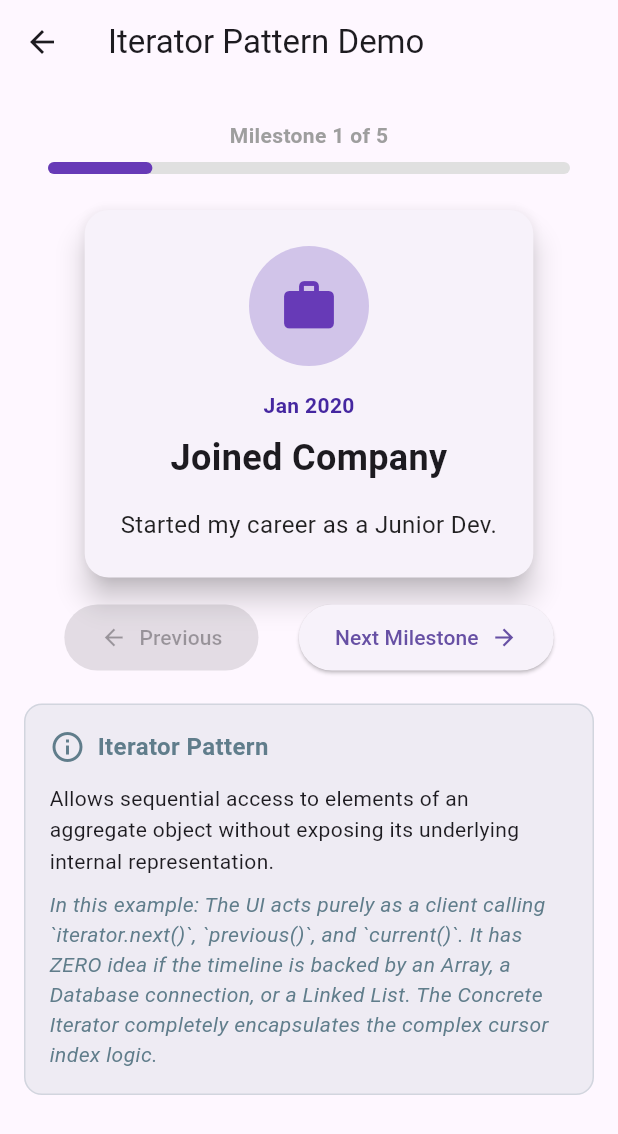
After one commit to abdalrhman7/design-patterns-by-example-dart-flutter, a Flutter app: the IteratorTimelineScreen screen opened directly, on a phone screen of 412 x 824 dp. The commit adds this screen. Shown: the top 1134 px of the screen. Run offline on Flutter 3.47's test engine with Material 3 defaults, Android fonts, the phone set to English and light mode, and no system bars.

Commit message:
Added Iterator flutter example

```diff
--- /dev/null
+++ b/lib/behavioral/iterator/flutter_examples/timeline_stepper/timeline_iterator.dart
@@ -0,0 +1,113 @@
+import 'package:flutter/material.dart';
+
+// -------------------------------------------------------------
+// 🔹 Iterator Pattern: UI Flutter Example (Pagination/Timeline)
+// -------------------------------------------------------------
+
+/// 🔹 1. Collection Interface
+/// Defines how a client can get an iterator for this collection.
+abstract class TimelineCollection {
+  TimelineIterator createIterator();
+}
+
+/// 🔹 2. Iterator Interface
+/// Defines the standardized methods to traverse the timeline.
+/// We use a Bidirectional approach suitable for UIs (Next/Prev/Current)
+abstract class TimelineIterator {
+  bool hasNext();
+  bool hasPrevious();
+
+  /// Moves cursor forward and returns the new item.
+  TimelinePost next();
+
+  /// Moves cursor backward and returns the new item.
+  TimelinePost previous();
+
+  /// Reads the current item without moving the cursor.
+  /// (Perfect for UI initial states, removing hacky workarounds).
+  TimelinePost current();
+
+  // UI Helpers (optional, but practical for Flutter progress bars)
+  int currentIndex();
+  int totalCount();
+}
+
+/// 🔹 The Data Model
+class TimelinePost {
+  final String date;
+  final String title;
+  final String content;
+  final IconData icon;
+
+  TimelinePost(this.date, this.title, this.content, this.icon);
+}
+
+/// 🔹 3. Concrete Collection
+/// Focuses purely on storing data, hiding its structure (List) from clients.
+class UserTimeline implements TimelineCollection {
+  // 🔹 Encapsulated data structure (could easily be a DB result or a Graph)
+  final List<TimelinePost> _posts = [
+    TimelinePost('Jan 2020', 'Joined Company', 'Started my career as a Junior Dev.', Icons.work),
+    TimelinePost('Mar 2021', 'First Big Release', 'Deployed the new payment gateway.', Icons.rocket_launch),
+    TimelinePost('Sep 2022', 'Promoted', 'Became a Mid-level Software Engineer.', Icons.star),
+    TimelinePost('Dec 2023', 'Led a Project', 'Architected the rewrite of the core app.', Icons.architecture),
+    TimelinePost('Present', 'Tech Lead', 'Currently leading the mobile team.', Icons.group),
+  ];
+
+  @override
+  TimelineIterator createIterator() {
+    return _LinearTimelineIterator(_posts);
+  }
+}
+
+/// 🔹 4. Concrete Iterator
+/// Takes the responsibility of traversal algorithms and maintaining the cursor.
+class _LinearTimelineIterator implements TimelineIterator {
+  final List<TimelinePost> _collection;
+
+  // 🔹 The Iterator tracks its own state, completely decoupled from the UI
+  int _currentIndex = 0;
+
+  _LinearTimelineIterator(this._collection);
+
+  // Checks if we can safely move forward
+  @override
+  bool hasNext() => _currentIndex < _collection.length - 1;
+
+  // Checks if we can safely move backward
+  @override
+  bool hasPrevious() => _currentIndex > 0;
+
+  // Views current element without side-effects
+  @override
+  TimelinePost current() {
+    if (_collection.isEmpty) {
+      throw StateError("The timeline collection is empty.");
+    }
+    return _collection[_currentIndex];
+  }
+
+  // Advances internal state and returns the result safely
+  @override
+  TimelinePost next() {
+    if (hasNext()) {
+      _currentIndex++;
+    }
+    return current();
+  }
+
+  // Reverses internal state and returns the result safely
+  @override
+  TimelinePost previous() {
+    if (hasPrevious()) {
+      _currentIndex--;
+    }
+    return current();
+  }
+
+  @override
+  int currentIndex() => _currentIndex;
+
+  @override
+  int totalCount() => _collection.length;
+}
--- /dev/null
+++ b/lib/behavioral/iterator/flutter_examples/timeline_stepper/ui/timeline_iterator_screen.dart
@@ -0,0 +1,186 @@
+import 'package:flutter/material.dart';
+import 'package:design_patterns_flutter/behavioral/iterator/flutter_examples/timeline_stepper/timeline_iterator.dart';
+import 'package:design_patterns_flutter/core/widgets/pattern_definition_card.dart';
+
+class IteratorTimelineScreen extends StatefulWidget {
+  const IteratorTimelineScreen({super.key});
+
+  @override
+  State<IteratorTimelineScreen> createState() => _IteratorTimelineScreenState();
+}
+
+class _IteratorTimelineScreenState extends State<IteratorTimelineScreen> {
+  // 🔹 The UI only talks to the Collection Interface, never the concrete List.
+  final TimelineCollection _collection = UserTimeline();
+
+  // 🔹 The Iterator instance maintains the cursor and handles logic.
+  late TimelineIterator _iterator;
+
+  @override
+  void initState() {
+    super.initState();
+    // 🔹 1. We ask the collection for its iterator.
+    _iterator = _collection.createIterator();
+    // The UI handles no index/cursor logic; it's completely abstracted.
+  }
+
+  void _goNext() {
+    // 🔹 2. UI asks the iterator if it's safe to traverse.
+    if (_iterator.hasNext()) {
+      setState(() {
+        // 🔹 3. Iterator handles standardizing the traversal internally.
+        _iterator.next();
+      });
+    }
+  }
+
+  void _goPrevious() {
+    if (_iterator.hasPrevious()) {
+      setState(() {
+        _iterator.previous();
+      });
+    }
+  }
+
+  @override
+  Widget build(BuildContext context) {
+    // 🔹 Read the currently focused item from the iterator cleanly.
+    final currentPost = _iterator.current();
+
+    return Scaffold(
+      appBar: AppBar(title: const Text('Iterator Pattern Demo')),
+      body: SingleChildScrollView(
+        child: Column(
+          children: [
+            const SizedBox(height: 24),
+            _buildProgressIndicator(),
+            const SizedBox(height: 24),
+
+            // The Main Display Area
+               _buildPostCard(currentPost),
+
+            // The Navigation Controls
+            _buildControls(),
+
+            const Padding(
+              padding: EdgeInsets.only(left : 16 , right : 16 , bottom: 16 ),
+              child: PatternDefinitionCard(
+                title: 'Iterator Pattern',
+                description: 'Allows sequential access to elements of an aggregate object without exposing its underlying internal representation.',
+                exampleContext: 'The UI acts purely as a client calling `iterator.next()`, `previous()`, and `current()`. It has ZERO idea if the timeline is backed by an Array, a Database connection, or a Linked List. The Concrete Iterator completely encapsulates the complex cursor index logic.',
+              ),
+            ),
+          ],
+        ),
+      ),
+    );
+  }
+
+  Widget _buildProgressIndicator() {
+    return Padding(
+      padding: const EdgeInsets.symmetric(horizontal: 32),
+      child: Column(
+        children: [
+          Text(
+            'Milestone ${_iterator.currentIndex() + 1} of ${_iterator.totalCount()}',
+            style: const TextStyle(fontWeight: FontWeight.bold, color: Colors.grey),
+          ),
+          const SizedBox(height: 8),
+          LinearProgressIndicator(
+            value: (_iterator.currentIndex() + 1) / _iterator.totalCount(),
+            backgroundColor: Colors.grey[300],
+            color: Colors.deepPurple,
+            minHeight: 8,
+            borderRadius: BorderRadius.circular(4),
+          ),
+        ],
+      ),
+    );
+  }
+
+  Widget _buildPostCard(TimelinePost post) {
+    return AnimatedSwitcher(
+      duration: const Duration(milliseconds: 300),
+      transitionBuilder: (Widget child, Animation<double> animation) {
+        return SlideTransition(
+          position: Tween<Offset>(
+            begin: const Offset(1.0, 0.0),
+            end: Offset.zero,
+          ).animate(animation),
+          child: FadeTransition(opacity: animation, child: child),
+        );
+      },
+      child: Card(
+        // Key bound to Iterator's state tells Flutter when to trigger animations
+        key: ValueKey<int>(_iterator.currentIndex()),
+        margin: const EdgeInsets.symmetric(horizontal: 24),
+        elevation: 8,
+        shape: RoundedRectangleBorder(borderRadius: BorderRadius.circular(16)),
+        child: Padding(
+          padding: const EdgeInsets.all(24),
+          child: Column(
+            mainAxisSize: MainAxisSize.min,
+            mainAxisAlignment: MainAxisAlignment.center,
+            children: [
+              CircleAvatar(
+                radius: 40,
+                backgroundColor: Colors.deepPurple[100],
+                child: Icon(post.icon, size: 40, color: Colors.deepPurple),
+              ),
+              const SizedBox(height: 16),
+              Text(
+                post.date,
+                style: TextStyle(color: Colors.deepPurple[800], fontWeight: FontWeight.bold),
+              ),
+              const SizedBox(height: 8),
+              Text(
+                post.title,
+                style: const TextStyle(fontSize: 24, fontWeight: FontWeight.bold),
+                textAlign: TextAlign.center,
+              ),
+              const SizedBox(height: 16),
+              Text(
+                post.content,
+                style: const TextStyle(fontSize: 16, color: Colors.black87),
+                textAlign: TextAlign.center,
+              ),
+            ],
+          ),
+        ),
+      ),
+    );
+  }
+
+  Widget _buildControls() {
+    return Padding(
+      padding: const EdgeInsets.only(left: 16, right: 16, top: 16),
+      child: Row(
+        mainAxisAlignment: MainAxisAlignment.spaceEvenly,
+        children: [
+          ElevatedButton.icon(
+            onPressed: _iterator.hasPrevious() ? _goPrevious : null,
+            icon: const Icon(Icons.arrow_back),
+            label: const Text('Previous'),
+            style: ElevatedButton.styleFrom(
+              padding: const EdgeInsets.symmetric(horizontal: 24, vertical: 12),
+            ),
+          ),
+          ElevatedButton(
+            onPressed: _iterator.hasNext() ? _goNext : null,
+            style: ElevatedButton.styleFrom(
+              padding: const EdgeInsets.symmetric(horizontal: 24, vertical: 12),
+            ),
+            child: Row(
+              mainAxisSize: MainAxisSize.min,
+              children: const [
+                Text('Next Milestone'),
+                SizedBox(width: 8),
+                Icon(Icons.arrow_forward),
+              ],
+            ),
+          ),
+        ],
+      ),
+    );
+  }
+}
--- a/lib/home_screen/home_pattern_catalog.dart
+++ b/lib/home_screen/home_pattern_catalog.dart
@@ -10,6 +10,7 @@ import 'package:design_patterns_flutter/home_screen/pattern_models.dart';
 import 'package:design_patterns_flutter/structural/adapter/flutter_examples/charger_adapter/ui/charger_adapter_screen.dart';
 import 'package:design_patterns_flutter/structural/adapter/flutter_examples/payment_gateway_adapter/ui/payment_gateway_adapter_screen.dart';
 import 'package:design_patterns_flutter/behavioral/template_method/flutter_examples/media_uploader/ui/template_method_screen.dart';
+import 'package:design_patterns_flutter/behavioral/iterator/flutter_examples/timeline_stepper/ui/timeline_iterator_screen.dart';
 import 'package:design_patterns_flutter/structural/decorator/flutter_examples/pizza_decorator/ui/decorator_pizza_screen.dart';
 import 'package:design_patterns_flutter/structural/facade/flutter_examples/social_share/ui/social_share_screen.dart';
 import 'package:design_patterns_flutter/structural/facade/flutter_examples/travel_booking/ui/travel_booking_screen.dart';
@@ -75,6 +76,17 @@ List<PatternCategory> buildHomePatternCatalog() {
               title: 'Example 1: Secure Media Uploader',
               subtitle: 'Consistent upload pipeline with custom hooks & steps.',
               screen: TemplateMethodScreen(),
+            ),
+          ],
+        ),
+        PatternItem(
+          name: 'Iterator Pattern',
+          description: 'Traverse elements of a collection without exposing its internal representation.',
+          examples: [
+            const ExampleItem(
+              title: 'Example 1: Timeline Stepper',
+              subtitle: 'Iterating explicitly through a user milestone timeline.',
+              screen: IteratorTimelineScreen(),
             ),
           ],
         ),
```
